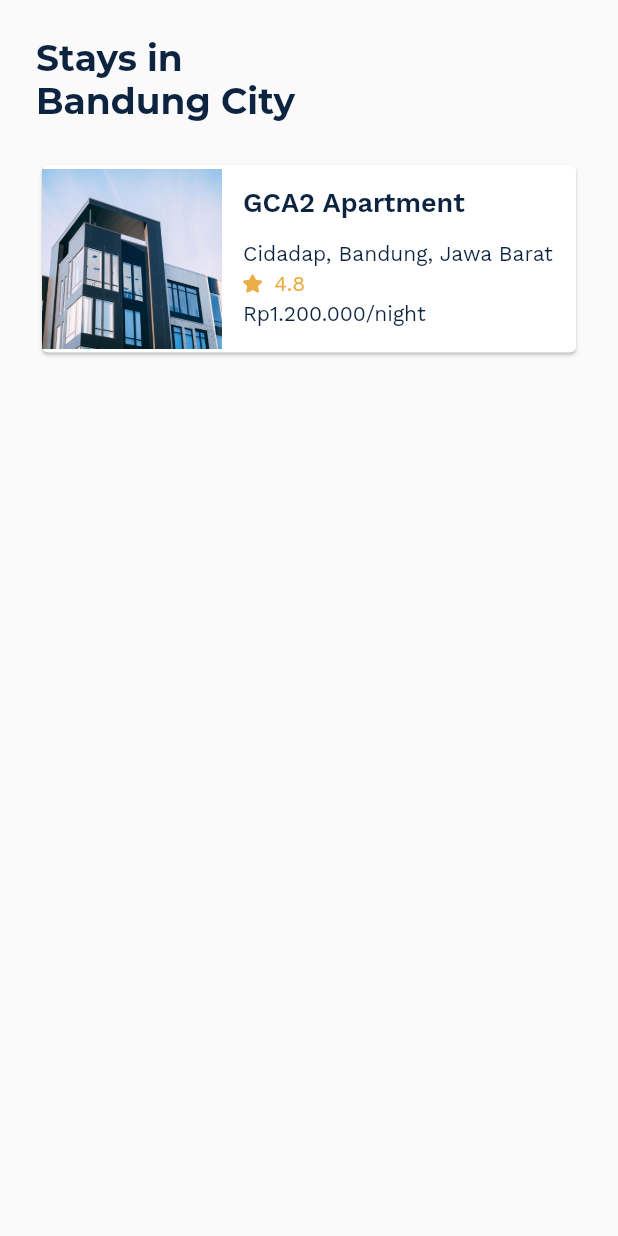
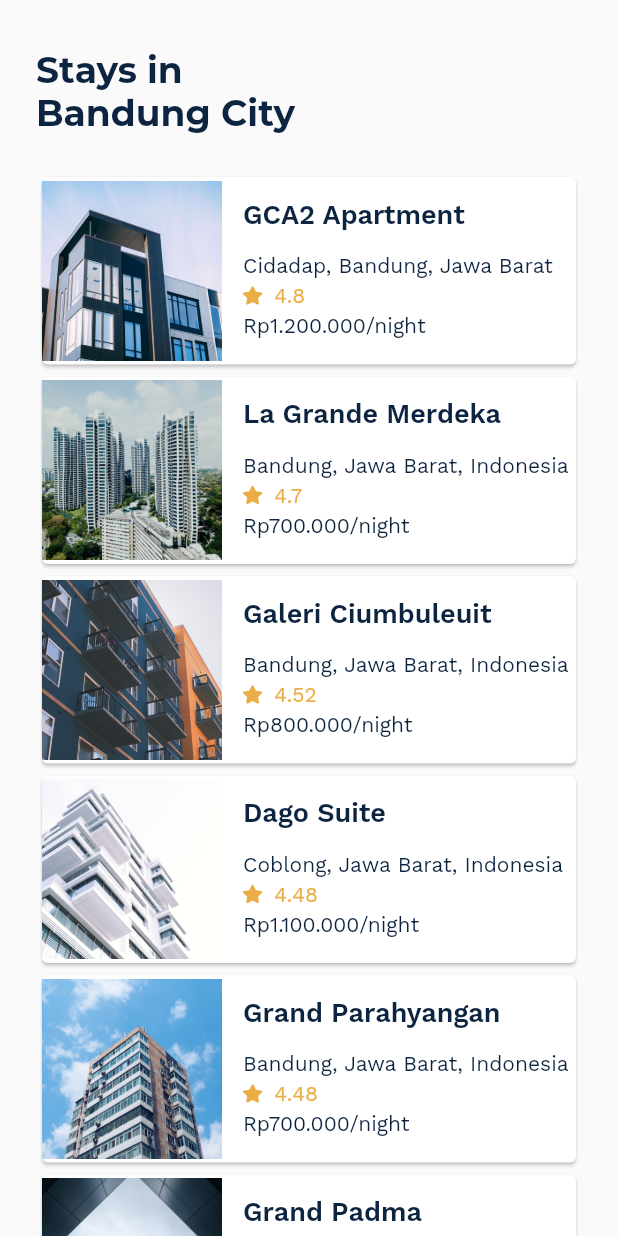
Before and after one commit to fikriyusrihan/Find_Hotel, a Flutter app: the screen it shows after launch, on a phone screen of 412 x 824 dp. Run offline on Flutter 3.47's test engine with Material 2 defaults, Android fonts, the phone set to English and light mode, and no system bars; our stand-ins replace flutter_svg.

Commit message:
Add Hotels🏦

```diff
--- a/lib/detail-screen.dart
+++ b/lib/detail-screen.dart
@@ -3,8 +3,16 @@ import 'package:airbnb/template/fonts-template.dart';
 import 'package:flutter/cupertino.dart';
 import 'package:flutter/material.dart';
 import 'package:flutter_svg/flutter_svg.dart';
+import 'package:intl/intl.dart';
+import 'model/Hotel.dart';
+
+final formatCurrency = new NumberFormat.simpleCurrency(locale: 'id_ID');
 
 class DetailScreen extends StatelessWidget {
+  final Hotel hotel;
+
+  DetailScreen({@required this.hotel});
+
   @override
   Widget build(BuildContext context) {
     return Scaffold(
@@ -14,7 +22,7 @@ class DetailScreen extends StatelessWidget {
         children: [
           Stack(
             children: [
-              Image.asset('images/gca2_apartment.jpg'),
+              Image.asset(hotel.imgAsset),
               SafeArea(
                 child: Padding(
                   padding: const EdgeInsets.fromLTRB(16.0, 16.0, 16.0, 8.0),
@@ -49,10 +57,10 @@ class DetailScreen extends StatelessWidget {
                   crossAxisAlignment: CrossAxisAlignment.start,
                   children: [
                     Text(
-                      "GCA2 Apartment",
+                      hotel.name,
                       style: detailPrimary,
                     ),
-                    Text("Cidadap, Bandung, Jawa Barat", style: detailSecondary)
+                    Text(hotel.location, style: detailSecondary)
                   ],
                 ),
                 Row(
@@ -61,7 +69,7 @@ class DetailScreen extends StatelessWidget {
                     Container(
                       padding: EdgeInsets.only(left: 8),
                       child: Text(
-                        '4.8',
+                        hotel.rating.toString(),
                         style: cardRating,
                       ),
                     )
@@ -73,7 +81,7 @@ class DetailScreen extends StatelessWidget {
           Padding(
               padding: EdgeInsets.fromLTRB(24.0, 16.0, 24.0, 16.0),
               child: Text(
-                "Enjoy your journey in cozy unit at Gateway Pasteur Apartment the nearest from Pasteur Toll road, 5’ from Husein Sastranegara international Airport, Nice room with newest interior fully furnished, 1 Bedroom, sofa and AC, TV Cable with home theater. Kitchen Set, refrigerator for your meals. Clean and tidy bathroom with Water Heater.",
+                hotel.description,
                 style: detailDescription,
               )),
           Padding(
@@ -167,7 +175,7 @@ class DetailScreen extends StatelessWidget {
                       "Price",
                       style: TextStyle(fontSize: 16.0),
                     ),
-                    Text("Rp1.200.000/night", style: detailTitleInfo)
+                    Text('${formatCurrency.format(hotel.price)}/night', style: detailTitleInfo)
                   ],
                 ),
                 ElevatedButton(
--- a/lib/main-screen.dart
+++ b/lib/main-screen.dart
@@ -2,6 +2,10 @@ import 'package:flutter/material.dart';
 import 'package:airbnb/template/fonts-template.dart';
 import 'package:airbnb/detail-screen.dart';
 import 'package:flutter_svg/flutter_svg.dart';
+import 'package:airbnb/model/Hotel.dart';
+import 'package:intl/intl.dart';
+
+final formatCurrency = new NumberFormat.simpleCurrency(locale: 'id_ID');
 
 class MainScreen extends StatelessWidget {
   @override
@@ -9,7 +13,9 @@ class MainScreen extends StatelessWidget {
     return Scaffold(
       body: SafeArea(
         child: Padding(
-          padding: EdgeInsets.all(24.0),
+          padding: EdgeInsets.fromLTRB(24.0, 0, 24.0, 0),
+          child: SingleChildScrollView(
+            physics: ScrollPhysics(),
             child: Column(
               crossAxisAlignment: CrossAxisAlignment.start,
               children: [
@@ -18,9 +24,14 @@ class MainScreen extends StatelessWidget {
                     'Stays in\nBandung City',
                     style: mainTitle,
                   ),
-                margin: EdgeInsets.only(bottom: 24),
+                  margin: EdgeInsets.only(bottom: 24, top: 32),
                 ),
-              InkWell(
+                ListView.builder(
+                    physics: NeverScrollableScrollPhysics(),
+                    shrinkWrap: true,
+                    itemBuilder: (context, index) {
+                      final Hotel hotel = hotelList[index];
+                      return InkWell(
                         child: Card(
                           child: Row(
                             children: [
@@ -29,7 +40,7 @@ class MainScreen extends StatelessWidget {
                                 width: 120,
                                 decoration: BoxDecoration(
                                     image: DecorationImage(
-                                image: AssetImage('images/gca2_apartment.jpg'),
+                                        image: AssetImage(hotel.imgAsset),
                                         fit: BoxFit.cover)),
                               ),
                               Padding(
@@ -40,11 +51,11 @@ class MainScreen extends StatelessWidget {
                                     Container(
                                         margin: EdgeInsets.only(bottom: 16),
                                         child:
-                                    Text('GCA2 Apartment', style: cardTitle)),
+                                            Text(hotel.name, style: cardTitle)),
                                     Container(
                                       margin: EdgeInsets.only(bottom: 4),
                                       child: Text(
-                                'Cidadap, Bandung, Jawa Barat',
+                                        hotel.location,
                                         style: cardContent,
                                       ),
                                     ),
@@ -52,11 +63,12 @@ class MainScreen extends StatelessWidget {
                                       margin: EdgeInsets.only(bottom: 4),
                                       child: Row(
                                         children: [
-                                  SvgPicture.asset('images/icon_star.svg'),
+                                          SvgPicture.asset(
+                                              'images/icon_star.svg'),
                                           Container(
                                             padding: EdgeInsets.only(left: 8),
                                             child: Text(
-                                      '4.8',
+                                              hotel.rating.toString(),
                                               style: cardRating,
                                             ),
                                           )
@@ -66,7 +78,7 @@ class MainScreen extends StatelessWidget {
                                     Container(
                                       margin: EdgeInsets.only(bottom: 4),
                                       child: Text(
-                                'Rp1.200.000/night',
+                                        '${formatCurrency.format(hotel.price)}/night',
                                         style: cardContent,
                                       ),
                                     ),
@@ -77,35 +89,19 @@ class MainScreen extends StatelessWidget {
                           ),
                         ),
                         onTap: () {
-                  Navigator.push(context, MaterialPageRoute(builder: (context) {
-                    return DetailScreen();
+                          Navigator.push(context,
+                              MaterialPageRoute(builder: (context) {
+                            return DetailScreen(hotel: hotel,);
                           }));
                         },
-              )
+                      );
+                    },
+                    itemCount: hotelList.length),
               ],
+            ),
           ),
         ),
       ),
     );
   }
 }
-
-class SearchBar extends StatefulWidget {
-  @override
-  _SearchBarState createState() => _SearchBarState();
-}
-
-class _SearchBarState extends State<SearchBar> {
-  String _search = '';
-
-  @override
-  Widget build(BuildContext context) {
-    return TextField(
-      onChanged: (String value) {
-        setState(() {
-          _search = value;
-        });
-      },
-    );
-  }
-}
--- /dev/null
+++ b/lib/model/Hotel.dart
@@ -0,0 +1,67 @@
+class Hotel {
+  String name;
+  String location;
+  double rating;
+  String description;
+  int price;
+  String imgAsset;
+
+  Hotel(
+      {this.name,
+      this.location,
+      this.rating,
+      this.description,
+      this.price,
+      this.imgAsset});
+}
+
+var hotelList = [
+  Hotel(
+      name: "GCA2 Apartment",
+      location: "Cidadap, Bandung, Jawa Barat",
+      rating: 4.8,
+      description:
+          "Enjoy your journey in cozy unit at Gateway Pasteur Apartment the nearest from Pasteur Toll road, 5’ from Husein Sastranegara international Airport, Nice room with newest interior fully furnished, 1 Bedroom, sofa and AC, TV Cable with home theater. Kitchen Set, refrigerator for your meals. Clean and tidy bathroom with Water Heater.",
+      price: 1200000,
+      imgAsset: "images/gca2_apartment.jpg"),
+  Hotel(
+      name: "La Grande Merdeka",
+      location: "Bandung, Jawa Barat, Indonesia",
+      rating: 4.7,
+      description:
+          "Studio unit at Apartment La Grande Merdeka, with City and Mountain View. Located at the heart of Bandung city, next to Bandung Indah Plaza mall and Bandung Electronic Center. Just 5 minutes drive to Jalan Dago and Jalan Riau where most of Factory Outlets and Restaurants/Cafes are located. The apartment is behind Best Western La Grande Hotel, which is only 4.5 km from the Airport and 1.6 km from Train Station.",
+      price: 700000,
+      imgAsset: "images/lagrandemerdeka.jpg"),
+  Hotel(
+      name: "Galeri Ciumbuleuit",
+      location: "Bandung, Jawa Barat, Indonesia",
+      rating: 4.52,
+      description:
+          "This beautiful 2 bedrooms apartment comes with a queen sized-bed, a single sized-bed, and sofa bed. The unit is located at corner, more fresh air circulation, able to host up to 7 guests. Amazing view of Bandung and tangkuban perahu mountain view , fresh air. Complete Facilities, Swimming Pool, Gym, Food Court, Billiard, Table Tenis, Basket Ball Court, Sky Garden (on 26th Floor), Indomaret, Alfamart, Laundry.",
+      price: 800000,
+      imgAsset: "images/galeri_ciumbuleuit.jpg"),
+  Hotel(
+      name: "Dago Suite",
+      location: "Coblong, Jawa Barat, Indonesia",
+      rating: 4.48,
+      description:
+          "Welcome to Midsommar Home. It is located in the city centre of Bandung at Dago Suite Apt Building 11th floor. The design of this apt is inspired by hygge concept which are mix of cosiness, charm, comfort, kinship and simpleness with the touch of the colors of the scandinavian midsommar sky. It fits perfectly up to four people who seek a perfect getaway vacation.",
+      price: 1100000,
+      imgAsset: "images/dago_suite.jpg"),
+  Hotel(
+      name: "Grand Parahyangan",
+      location: "Bandung, Jawa Barat, Indonesia",
+      rating: 4.48,
+      description:
+          "Rumah ini sangat nyaman dipakai, mempunya udara yang sejuk karena terletak diatas kota bandung. Dekorasi yang nyaman dan bagus membuat keluarga anda nyaman tinggal disini",
+      price: 700000,
+      imgAsset: "images/grand_parahyangan.jpg"),
+  Hotel(
+      name: "Grand Padma",
+      location: "Bandung, Jawa Barat, Indonesia",
+      rating: 4.3,
+      description:
+          "The place is very nice, suitable for a family of 5 to 7, and appliances are complete for daily activities. However, you have to make sure the cleanliness of all areas and the stove working properly. We quite disappointed on how the co-host communicate with us.",
+      price: 1200000,
+      imgAsset: "images/grand_padma.jpg"),
+];
--- a/pubspec.yaml
+++ b/pubspec.yaml
@@ -28,6 +28,7 @@ dependencies:
   # Use with the CupertinoIcons class for iOS style icons.
   cupertino_icons: ^1.0.2
   flutter_svg: ^0.22.0
+  intl: ^0.17.0
 
 dev_dependencies:
   flutter_test:
```
Also changed, not shown: images/grand_padma.jpg (added), pubspec.lock. Lines whose indentation alone changed are shown as unchanged.
